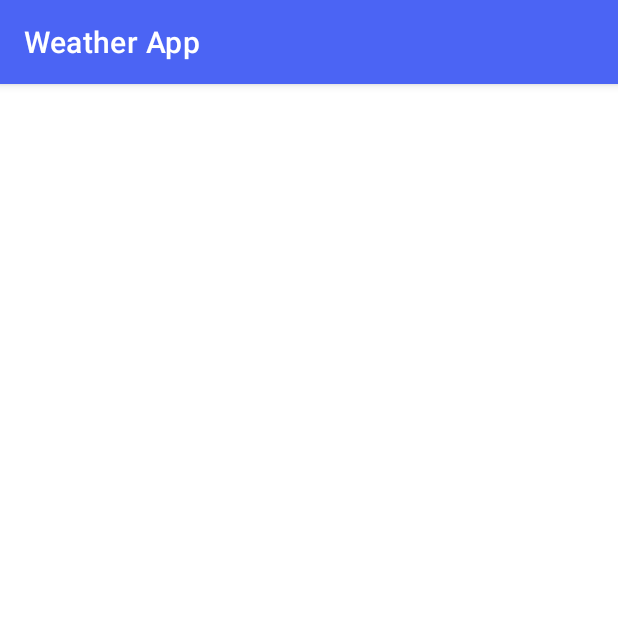
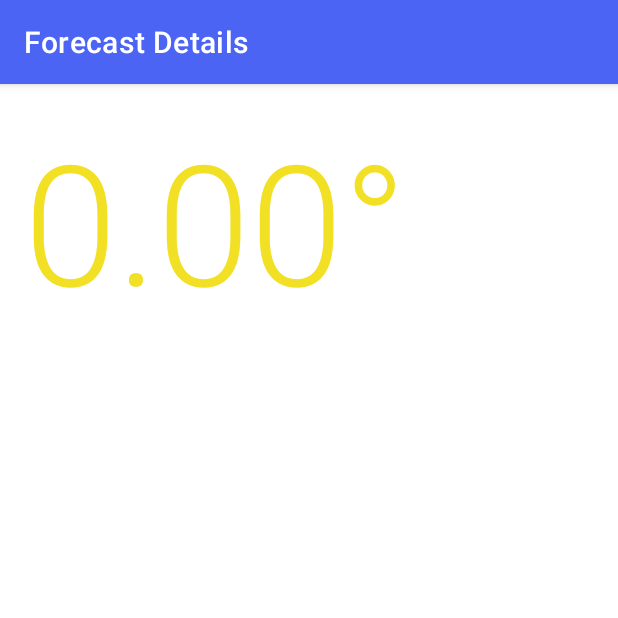
Before and after one commit to Akashkroy69/WaetherAppGoober, an Android app: the ForecastDetailsActivity screen opened directly, with no data from a screen before it, on a phone screen of 412 x 824 dp, the top half of it. Run offline under Robolectric (Android 15) with nearby library versions, the phone set to English and light mode, and no system bars.

Commit message:
major changes; - Added a passForecastDetailsUsingIntent() method for the purpose of making an intent instance in order to navigate to          ForecastDetailsActivity          and retrieved the data in activity called ForecastDetailsActivity.kt

```diff
--- a/app/src/main/java/com/aks/waetherappgoober/DailyForecastAdapter.kt
+++ b/app/src/main/java/com/aks/waetherappgoober/DailyForecastAdapter.kt
@@ -24,7 +24,7 @@ class DailyForecastViewHolder(view: View) : RecyclerView.ViewHolder(view) {
     //this method is called from Adapter, DailyForecastAdapter. This method helps us bind individual data Item
     //coming from repository and data model with the views, textViews here, in the layout file,item_daily_forecast.
     fun bind(dailyForecastItem: DailyForecast) {
-        tempTextId.text = String.format("%.2f", dailyForecastItem.temperature)
+        tempTextId.text = formatTempForDisplay(dailyForecastItem.temperature)
         descriptionTextId.text = dailyForecastItem.description
     }
 
@@ -33,7 +33,7 @@ class DailyForecastViewHolder(view: View) : RecyclerView.ViewHolder(view) {
 //                                                                                  _> this constructor needs an instance of ItemCallback
 //                                                                                 |
 class DailyForecastAdapter(private var clickHandler: (DailyForecast) -> Unit) :
-                          ListAdapter<DailyForecast, DailyForecastViewHolder>(DIFF_CONFIG) {
+    ListAdapter<DailyForecast, DailyForecastViewHolder>(DIFF_CONFIG) {
 
     //As we need a ItemCallback in ListAdapter constructor. So using a companion object we are creating an ItemCallback
     companion object {
--- /dev/null
+++ b/app/src/main/java/com/aks/waetherappgoober/ForecastUtils.kt
@@ -0,0 +1,5 @@
+package com.aks.waetherappgoober
+
+fun formatTempForDisplay(temp: Float): String {
+    return String.format("%.2f°", temp)
+}
--- a/app/src/main/java/com/aks/waetherappgoober/MainActivity.kt
+++ b/app/src/main/java/com/aks/waetherappgoober/MainActivity.kt
@@ -3,7 +3,6 @@ package com.aks.waetherappgoober
 import android.content.Intent
 import androidx.appcompat.app.AppCompatActivity
 import android.os.Bundle
-import android.util.Log
 import android.widget.Button
 import android.widget.EditText
 import android.widget.Toast
@@ -56,8 +55,7 @@ class MainActivity : AppCompatActivity() {
             )
             Toast.makeText(this, message, Toast.LENGTH_SHORT).show()
 
-            val intent = Intent(this, ForecastDetailsActivity::class.java)
-            startActivity(intent)
+            passForecastDetailsUsingIntent(forecastItem)
         }
         forecastItemsRVId.adapter = dailyForecastAdapter
 
@@ -70,6 +68,19 @@ class MainActivity : AppCompatActivity() {
             dailyForecastAdapter.submitList(it)
         }
         forecastRepository.weeklyForecast.observe(this, weeklyForecastObserver)
+
+
+    }
+
+    private fun passForecastDetailsUsingIntent(forecastItem: DailyForecast) {
+        val intentForForecastDetailsActivity = Intent(this, ForecastDetailsActivity::class.java)
+
+        //for attaching extra values and data with the intent which is being used to invoke an Activity, here ForecastDetailsActivity
+        //here we are going to pass temperature and description value using intent
+        intentForForecastDetailsActivity.putExtra("key_temp", forecastItem.temperature)
+        intentForForecastDetailsActivity.putExtra("key_description", forecastItem.description)
+
+        startActivity(intentForForecastDetailsActivity)
     }
 
 
--- a/app/src/main/java/com/aks/waetherappgoober/details/ForecastDetailsActivity.kt
+++ b/app/src/main/java/com/aks/waetherappgoober/details/ForecastDetailsActivity.kt
@@ -2,11 +2,29 @@ package com.aks.waetherappgoober.details
 
 import androidx.appcompat.app.AppCompatActivity
 import android.os.Bundle
+import android.widget.TextView
 import com.aks.waetherappgoober.R
+import com.aks.waetherappgoober.formatTempForDisplay
 
 class ForecastDetailsActivity : AppCompatActivity() {
     override fun onCreate(savedInstanceState: Bundle?) {
         super.onCreate(savedInstanceState)
         setContentView(R.layout.activity_forecast_deatails)
+
+        //This can set title for an Activity.
+        setTitle(R.string.title_for_forecastDetailActivity)
+
+        val tempText = findViewById<TextView>(R.id.tempTextIdForecastDetailActivity)
+        val descriptionText = findViewById<TextView>(R.id.descriptionTextIdForecastDetailActivity)
+
+        //ACCESSING data from previous Activity, here MainActivity.
+        //Any Activity has an intent( the intent using which this activity has been launched ). using
+        //passForecastDetailsUsingIntent an intent is being used to access this activity.
+        //this intent will be used to access data from previous Activity.
+        //for referencing the intent we have 'intent' idiom in Kotlin. or we can use a kind of getter called getIntent()
+        val temp = intent.getFloatExtra("key_temp", 0f)
+
+        tempText.text = formatTempForDisplay(temp)
+        descriptionText.text = intent.getStringExtra("key_description")
     }
 }
--- a/app/src/main/res/layout/activity_forecast_deatails.xml
+++ b/app/src/main/res/layout/activity_forecast_deatails.xml
@@ -6,4 +6,31 @@
     android:layout_height="match_parent"
     tools:context=".details.ForecastDetailsActivity">
 
+    <TextView
+        android:id="@+id/tempTextIdForecastDetailActivity"
+        android:layout_width="0dp"
+        android:layout_height="wrap_content"
+        android:layout_marginStart="16dp"
+        android:layout_marginTop="16dp"
+        android:layout_marginEnd="16dp"
+        android:ellipsize="end"
+        android:maxLines="1"
+        android:textAppearance="@style/TextAppearance.AppCompat.Display4"
+        android:textColor="@color/recyclerView_bg_Color"
+        app:layout_constraintEnd_toEndOf="parent"
+        app:layout_constraintHorizontal_bias="0.0"
+        app:layout_constraintStart_toStartOf="parent"
+        app:layout_constraintTop_toTopOf="parent"
+        tools:text="75.52222221°" />
+
+    <TextView
+        android:id="@+id/descriptionTextIdForecastDetailActivity"
+        android:layout_width="wrap_content"
+        android:layout_height="wrap_content"
+        android:layout_marginTop="8dp"
+        android:textAppearance="@style/TextAppearance.AppCompat.Display3"
+        app:layout_constraintStart_toStartOf="@+id/tempTextIdForecastDetailActivity"
+        app:layout_constraintTop_toBottomOf="@+id/tempTextIdForecastDetailActivity"
+        tools:text="Partly Cloudy"
+        android:textColor="@color/item_daily_forecast_background"/>
 </androidx.constraintlayout.widget.ConstraintLayout>
--- a/app/src/main/res/layout/activity_main.xml
+++ b/app/src/main/res/layout/activity_main.xml
@@ -61,6 +61,6 @@
         app:layout_constraintStart_toStartOf="parent"
         app:layout_constraintTop_toBottomOf="@+id/howIsWeatherButtonId"
         app:layout_constraintVertical_bias="1.0"
-        android:background="#F1E024"/>
+        android:background="@color/recyclerView_bg_Color"/>
 
 </androidx.constraintlayout.widget.ConstraintLayout>
--- a/app/src/main/res/values/colors.xml
+++ b/app/src/main/res/values/colors.xml
@@ -7,6 +7,6 @@
     <color name="teal_700">#FF018786</color>
     <color name="black">#FF000000</color>
     <color name="white">#FFFFFFFF</color>
-
+    <color name="recyclerView_bg_Color">#F1E024</color>
     <color name="item_daily_forecast_background">#E1714D</color>
 </resources>
--- a/app/src/main/res/values/strings.xml
+++ b/app/src/main/res/values/strings.xml
@@ -10,5 +10,7 @@
     <string name="demo_temp">70.0</string>
     <string name="description_demo_string">Mostly Cloudy</string>
 
+    <string name="title_for_forecastDetailActivity">Forecast Details</string>
+
     <string name="string_format_for_toasting_values_fromForecastItem">Forecast: %1$.2f,  %2$s</string>
 </resources>
```
Also changed, not shown: 1 other file.
